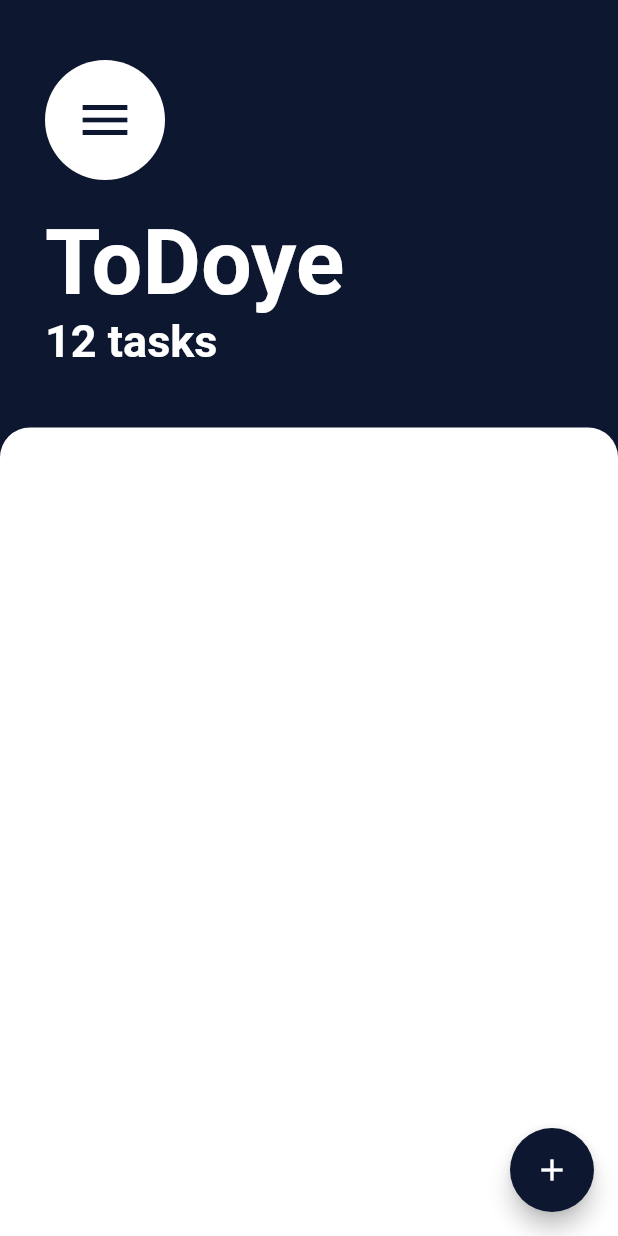
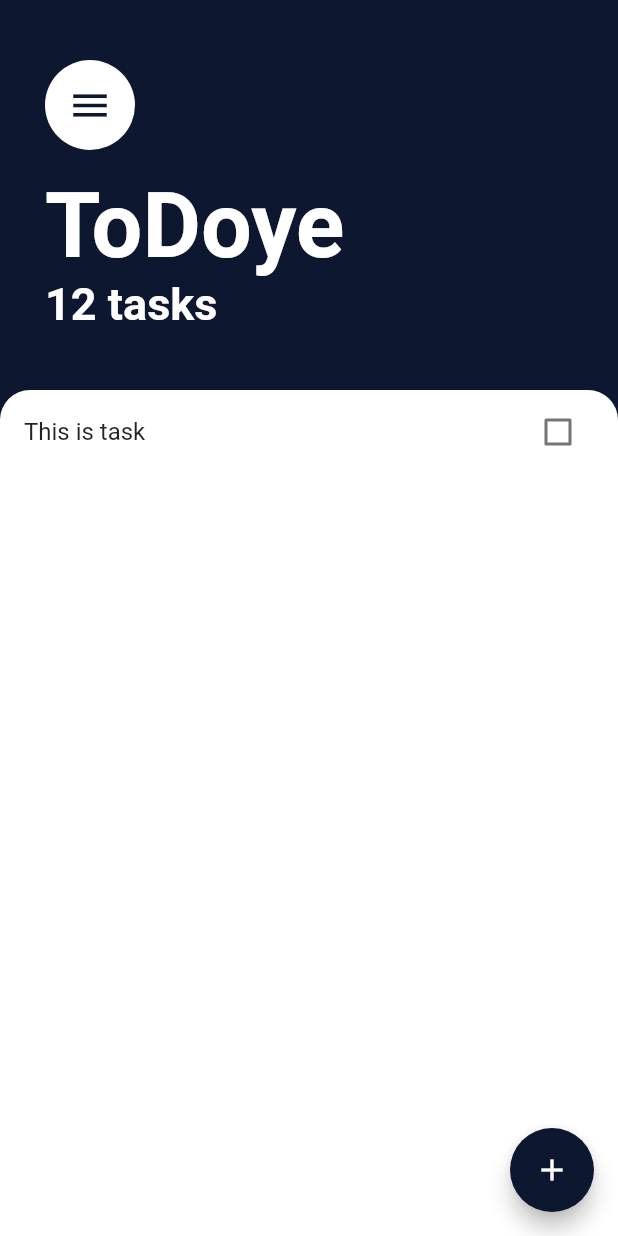
Before and after one commit to anup-paul/flutterToDoApp, a Flutter app: the screen it shows after launch, on a phone screen of 412 x 824 dp. Run offline on Flutter 3.47's test engine with Material 2 defaults, Android fonts, the phone set to English and light mode, and no system bars.

Commit message:
code refectoring

```diff
--- a/lib/screens/task_screen.dart
+++ b/lib/screens/task_screen.dart
@@ -1,5 +1,7 @@
 import 'package:flutter/cupertino.dart';
 import 'package:flutter/material.dart';
+
+import '../widgets/task_list.dart';
 
 class TasksScreen extends StatelessWidget {
   const TasksScreen({Key? key}) : super(key: key);
@@ -23,27 +25,27 @@ class TasksScreen extends StatelessWidget {
                     left: 30, top: 40, right: 30, bottom: 40),
                 child: Column(
                   crossAxisAlignment: CrossAxisAlignment.start,
-                children: [
-                  const CircleAvatar(
-                    maxRadius: 40,
+                  children: const [
+                    CircleAvatar(
+                      maxRadius: 30,
                       backgroundColor: Colors.white,
                       child: const Icon(
                         Icons.menu,
-                      size: 40,
+                        size: 30,
                         color: Color.fromARGB(255, 14, 23, 48),
                       ),
                     ),
-                  const SizedBox(
-                    height: 20,
+                    SizedBox(
+                      height: 15,
                     ),
-                  const Text(
+                    Text(
                       "ToDoye",
                       style: TextStyle(
                           color: Colors.white,
                           fontWeight: FontWeight.bold,
                           fontSize: 60),
                     ),
-                  const Text(
+                    Text(
                       "12 tasks",
                       style: TextStyle(
                           color: Colors.white,
@@ -60,11 +62,15 @@ class TasksScreen extends StatelessWidget {
                   color: Colors.white,
                   borderRadius: BorderRadius.only(
                     topLeft: Radius.circular(20),
-                      topRight: Radius.circular(20))),
+                    topRight: Radius.circular(20),
+                  ),
+                ),
+                child: TaskList(),
               ),
             )
           ],
         ),
-    ));
+      ),
+    );
   }
 }
--- /dev/null
+++ b/lib/widgets/task_list.dart
@@ -0,0 +1,13 @@
+import 'package:flutter/material.dart';
+import 'package:to_do_app/widgets/task_tile.dart';
+
+class TaskList extends StatelessWidget {
+  const TaskList({Key? key}) : super(key: key);
+
+  @override
+  Widget build(BuildContext context) {
+    return ListView(children: [
+      TaskTile(),
+    ]);
+  }
+}
--- /dev/null
+++ b/lib/widgets/task_tile.dart
@@ -0,0 +1,17 @@
+import 'package:flutter/material.dart';
+
+class TaskTile extends StatelessWidget {
+  const TaskTile({Key? key}) : super(key: key);
+
+
+  @override
+  Widget build(BuildContext context) {
+    return ListTile(
+      title: const Text("This is task"),
+      trailing: Checkbox(
+        value: false,
+        onChanged: (bool? value) {},
+      ),
+    );
+  }
+}
```
Lines whose indentation alone changed are shown as unchanged.
